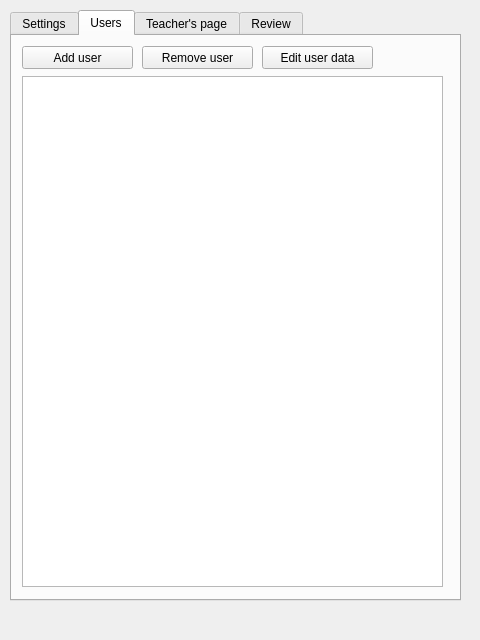
This is src/kanjitoolswindow.ui in mihaly4/KanjiTools as Qt 5 draws it before an edit. The edited form follows.
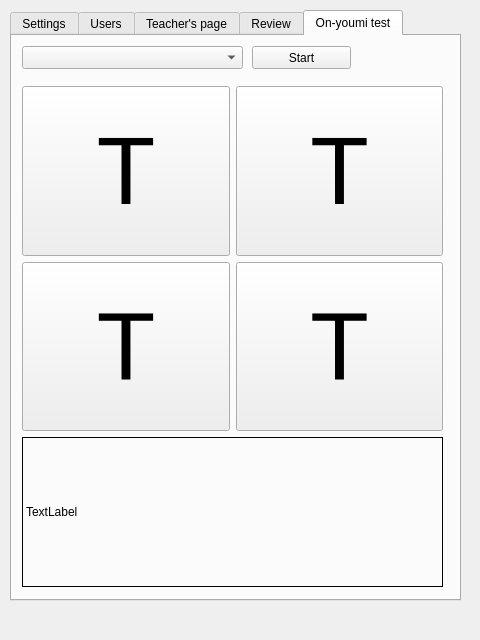
This is the edited form.

Commit message: Tests implementation. Part 1 of 2.

```diff
--- a/src/kanjitoolswindow.ui
+++ b/src/kanjitoolswindow.ui
@@ -24,7 +24,7 @@
      </rect>
     </property>
     <property name="currentIndex">
-     <number>1</number>
+     <number>4</number>
     </property>
     <widget class="QWidget" name="tab">
      <attribute name="title">
@@ -558,6 +558,144 @@
       </property>
      </widget>
     </widget>
+    <widget class="QWidget" name="tab_4">
+     <attribute name="title">
+      <string>On-youmi test</string>
+     </attribute>
+     <widget class="QComboBox" name="comboBox_5">
+      <property name="geometry">
+       <rect>
+        <x>10</x>
+        <y>10</y>
+        <width>221</width>
+        <height>23</height>
+       </rect>
+      </property>
+     </widget>
+     <widget class="QPushButton" name="pushButton_27">
+      <property name="geometry">
+       <rect>
+        <x>240</x>
+        <y>10</y>
+        <width>99</width>
+        <height>23</height>
+       </rect>
+      </property>
+      <property name="text">
+       <string>Start</string>
+      </property>
+     </widget>
+     <widget class="QWidget" name="">
+      <property name="geometry">
+       <rect>
+        <x>10</x>
+        <y>50</y>
+        <width>421</width>
+        <height>501</height>
+       </rect>
+      </property>
+      <layout class="QVBoxLayout" name="verticalLayout_5">
+       <item>
+        <layout class="QGridLayout" name="gridLayout">
+         <item row="0" column="0">
+          <widget class="QPushButton" name="pushButton_23">
+           <property name="sizePolicy">
+            <sizepolicy hsizetype="Minimum" vsizetype="Minimum">
+             <horstretch>0</horstretch>
+             <verstretch>0</verstretch>
+            </sizepolicy>
+           </property>
+           <property name="font">
+            <font>
+             <pointsize>72</pointsize>
+            </font>
+           </property>
+           <property name="text">
+            <string>T</string>
+           </property>
+          </widget>
+         </item>
+         <item row="0" column="1">
+          <widget class="QPushButton" name="pushButton_24">
+           <property name="sizePolicy">
+            <sizepolicy hsizetype="Minimum" vsizetype="Minimum">
+             <horstretch>0</horstretch>
+             <verstretch>0</verstretch>
+            </sizepolicy>
+           </property>
+           <property name="font">
+            <font>
+             <pointsize>72</pointsize>
+            </font>
+           </property>
+           <property name="text">
+            <string>T</string>
+           </property>
+          </widget>
+         </item>
+         <item row="1" column="0">
+          <widget class="QPushButton" name="pushButton_25">
+           <property name="sizePolicy">
+            <sizepolicy hsizetype="Minimum" vsizetype="Minimum">
+             <horstretch>0</horstretch>
+             <verstretch>0</verstretch>
+            </sizepolicy>
+           </property>
+           <property name="font">
+            <font>
+             <pointsize>72</pointsize>
+            </font>
+           </property>
+           <property name="text">
+            <string>T</string>
+           </property>
+          </widget>
+         </item>
+         <item row="1" column="1">
+          <widget class="QPushButton" name="pushButton_26">
+           <property name="sizePolicy">
+            <sizepolicy hsizetype="Minimum" vsizetype="Minimum">
+             <horstretch>0</horstretch>
+             <verstretch>0</verstretch>
+            </sizepolicy>
+           </property>
+           <property name="font">
+            <font>
+             <pointsize>72</pointsize>
+            </font>
+           </property>
+           <property name="text">
+            <string>T</string>
+           </property>
+          </widget>
+         </item>
+        </layout>
+       </item>
+       <item>
+        <widget class="QLabel" name="label_5">
+         <property name="sizePolicy">
+          <sizepolicy hsizetype="Preferred" vsizetype="Maximum">
+           <horstretch>0</horstretch>
+           <verstretch>0</verstretch>
+          </sizepolicy>
+         </property>
+         <property name="maximumSize">
+          <size>
+           <width>16777215</width>
+           <height>150</height>
+          </size>
+         </property>
+         <property name="frameShape">
+          <enum>QFrame::Panel</enum>
+         </property>
+         <property name="text">
+          <string>TextLabel</string>
+         </property>
+        </widget>
+       </item>
+      </layout>
+     </widget>
+    </widget>
    </widget>
   </widget>
   <widget class="QMenuBar" name="menubar">
```
Left out of the diff: 4 changed lines with no effect on the pictures. The commit also changes 17 other files.
